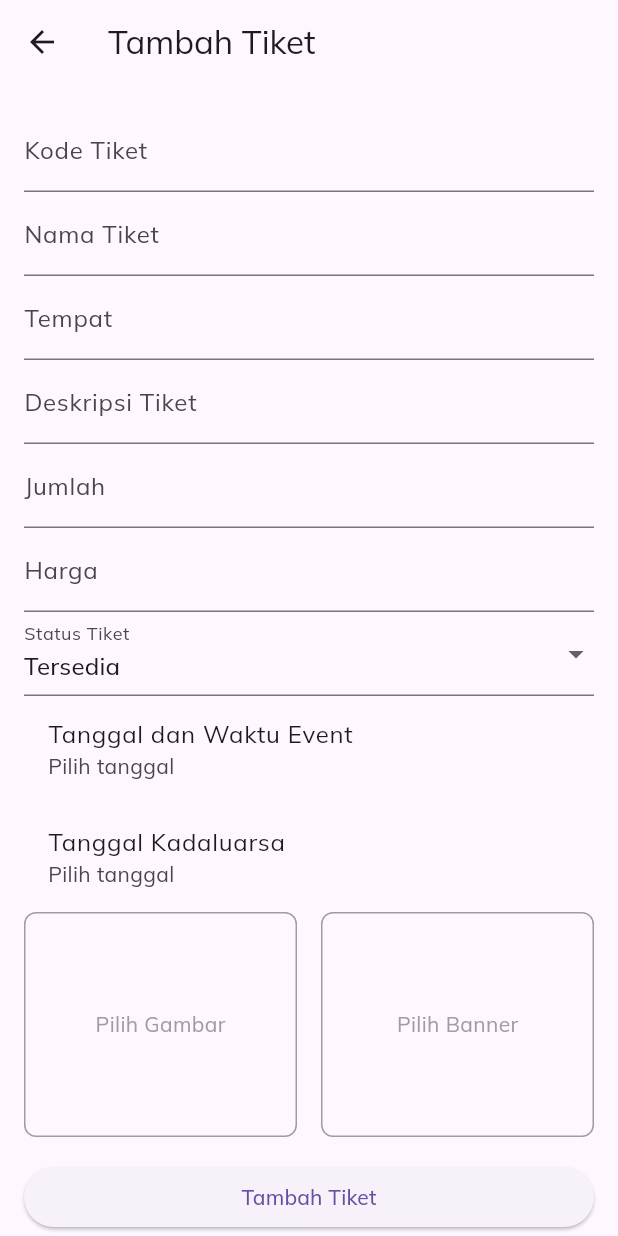
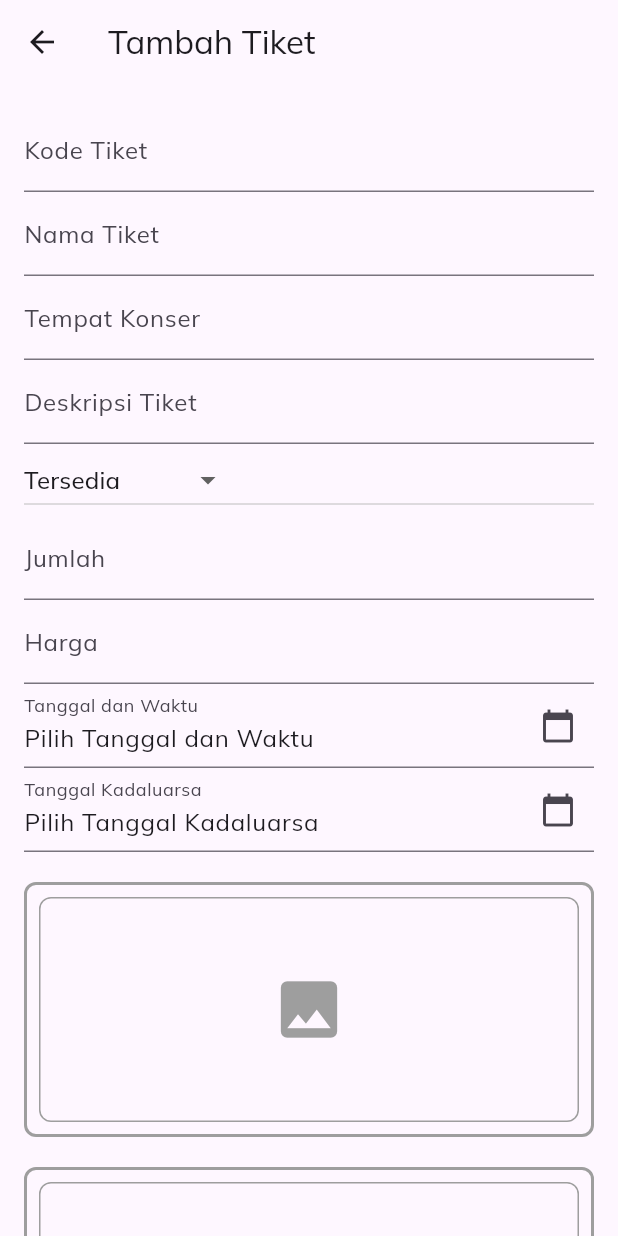
Before and after one commit to GustiSangAji/custix_flutter, a Flutter app: the add_Tiket screen opened by its route, on a phone screen of 412 x 824 dp. Run offline on Flutter 3.47's test engine with Material 3 defaults, Android fonts, the light colour scheme and no system bars; our stand-ins replace dio, fl_chart, flutter_svg, google_fonts, image_picker, lottie and 2 more; accounts and stored records are empty; network calls fail.

Commit message:
tambah tiket bisa hapus, tampilan mendingan,blum bisa submit gambar

```diff
--- a/lib/screen/add_tiket.dart
+++ b/lib/screen/add_tiket.dart
@@ -1,4 +1,5 @@
 import 'dart:io';
+import 'package:dio/dio.dart';
 import 'package:flutter/material.dart';
 import 'package:custix/api/api_service.dart';
 import 'package:custix/model/ticket_model.dart';
@@ -23,13 +24,18 @@ class _AddTiketPageState extends State<add_Tiket> {
   final TextEditingController _quantityController = TextEditingController();
   final TextEditingController _priceController = TextEditingController();
   final TextEditingController _descriptionController = TextEditingController();
+
+  // Tambahan untuk gambar dan banner
   File? _imageFile;
   File? _bannerFile;
   String? _imageUrl;
   String? _bannerUrl;
+
+  // Tambahan untuk tanggal dan waktu
   DateTime? _datetime;
   DateTime? _expiryDate;
   String? _statusTiket = 'Tersedia';
+  TimeOfDay? _timeOfDay;
 
   @override
   void initState() {
@@ -46,8 +52,10 @@ class _AddTiketPageState extends State<add_Tiket> {
 
   Future<void> _fetchTicketData(String uuid) async {
     try {
-      final response = await ApiService()
-          .fetchTicketByUuid(uuid: uuid, token: await _getToken() ?? '');
+      final response = await ApiService().fetchTicketByUuid(
+        uuid: uuid,
+        token: await _getToken() ?? '',
+      );
       final ticket = response['tiket'];
 
       setState(() {
@@ -114,6 +122,42 @@ class _AddTiketPageState extends State<add_Tiket> {
     }
   }
 
+  Future<void> _pickTime() async {
+    final pickedTime = await showTimePicker(
+      context: context,
+      initialTime: TimeOfDay.now(),
+    );
+
+    if (pickedTime != null) {
+      setState(() {
+        _timeOfDay = pickedTime;
+        if (_datetime != null) {
+          _datetime = DateTime(
+            _datetime!.year,
+            _datetime!.month,
+            _datetime!.day,
+            _timeOfDay!.hour,
+            _timeOfDay!.minute,
+          );
+        }
+      });
+    }
+  }
+
+  Future<void> _pickExpiryDate() async {
+    final DateTime? pickedDate = await showDatePicker(
+      context: context,
+      initialDate: _expiryDate ?? DateTime.now(),
+      firstDate: DateTime(2000),
+      lastDate: DateTime(2101),
+    );
+    if (pickedDate != null && pickedDate != _expiryDate) {
+      setState(() {
+        _expiryDate = pickedDate;
+      });
+    }
+  }
+
   Widget _buildImageContainer(String? url, File? file, bool isBanner) {
     return Container(
       height: 150,
@@ -126,15 +170,16 @@ class _AddTiketPageState extends State<add_Tiket> {
           : file != null
               ? Image.file(file, fit: BoxFit.cover) // Tampilkan file lokal
               : Center(
-                  child: Text(
-                    isBanner ? 'Pilih Banner' : 'Pilih Gambar',
-                    style: TextStyle(color: Colors.grey),
+                  child: Icon(
+                    isBanner ? Icons.image : Icons.photo,
+                    color: Colors.grey,
+                    size: 50,
                   ),
                 ),
     );
   }
 
-  void _submit() async {
+  Future<void> _submit() async {
     if (!_formKey.currentState!.validate()) {
       return;
     }
@@ -163,13 +208,20 @@ class _AddTiketPageState extends State<add_Tiket> {
     );
 
     try {
+      final token = await _getToken();
+      debugPrint('Token: $token'); // Tambahkan ini untuk debugging
+
+      if (token == null || token.isEmpty) {
+        throw Exception('Token is required');
+      }
+
       if (widget.selectedId == null) {
-        await ApiService().createTicket(ticketData.toJson());
+        await ApiService().createTicket(ticketData.toJson(), token: token);
       } else {
-        final token = await _getToken();
         await ApiService().updateTicket(widget.selectedId!, ticketData.toJson(),
             token: token);
       }
+
       ScaffoldMessenger.of(context).showSnackBar(
         SnackBar(content: Text('Tiket berhasil disimpan')),
       );
@@ -216,19 +268,19 @@ class _AddTiketPageState extends State<add_Tiket> {
               },
             ),
 
-            // Input Tempat
+            // Input Tempat Konser
             TextFormField(
               controller: _placeController,
-              decoration: InputDecoration(labelText: 'Tempat'),
+              decoration: InputDecoration(labelText: 'Tempat Konser'),
               validator: (value) {
                 if (value == null || value.isEmpty) {
-                  return 'Tempat wajib diisi';
+                  return 'Tempat Konser wajib diisi';
                 }
                 return null;
               },
             ),
 
-            // Input Deskripsi
+            // Input Deskripsi Tiket
             TextFormField(
               controller: _descriptionController,
               decoration: InputDecoration(labelText: 'Deskripsi Tiket'),
@@ -240,7 +292,22 @@ class _AddTiketPageState extends State<add_Tiket> {
               },
             ),
 
-            // Input Jumlah
+            DropdownButton<String>(
+              value: _statusTiket,
+              items: <String>['Tersedia', 'Tidak Tersedia']
+                  .map((e) => DropdownMenuItem<String>(
+                        value: e,
+                        child: Text(e),
+                      ))
+                  .toList(),
+              onChanged: (value) {
+                setState(() {
+                  _statusTiket = value;
+                });
+              },
+            ),
+            // Input Harga
+            // Jumlah Tiket
             TextFormField(
               controller: _quantityController,
               decoration: InputDecoration(labelText: 'Jumlah'),
@@ -252,8 +319,6 @@ class _AddTiketPageState extends State<add_Tiket> {
                 return null;
               },
             ),
-
-            // Input Harga
             TextFormField(
               controller: _priceController,
               decoration: InputDecoration(labelText: 'Harga'),
@@ -266,68 +331,83 @@ class _AddTiketPageState extends State<add_Tiket> {
               },
             ),
 
-            // Dropdown Status Tiket
-            DropdownButtonFormField<String>(
-              value: _statusTiket,
-              decoration: InputDecoration(labelText: 'Status Tiket'),
-              items: ['Tersedia', 'Tidak Tersedia'].map((status) {
-                return DropdownMenuItem(
-                  value: status,
-                  child: Text(status),
-                );
-              }).toList(),
-              onChanged: (value) {
-                setState(() {
-                  _statusTiket = value;
-                });
+            // Input Tanggal dan Waktu
+            TextFormField(
+              controller: TextEditingController(
+                text: _datetime == null
+                    ? 'Pilih Tanggal dan Waktu'
+                    : '${DateFormat('dd MMM yyyy').format(_datetime!)} - ${_timeOfDay?.format(context)}',
+              ),
+              decoration: InputDecoration(
+                labelText: 'Tanggal dan Waktu',
+                suffixIcon:
+                    Icon(Icons.calendar_today), // Pindahkan ikon ke kanan
+              ),
+              readOnly: true, // Membuat field hanya bisa dibaca
+              onTap: () async {
+                // Tanggal dan Waktu dipilih bersama-sama
+                await _pickDate(); // Ambil tanggal
+                await _pickTime(); // Ambil waktu
+                setState(() {}); // Memperbarui tampilan setelah memilih
               },
-              validator: (value) {
-                if (value == null || value.isEmpty) {
-                  return 'Status wajib diisi';
-                }
-                return null;
+            ),
+// Input Tanggal Kadaluarsa
+            TextFormField(
+              controller: TextEditingController(
+                text: _expiryDate == null
+                    ? 'Pilih Tanggal Kadaluarsa'
+                    : DateFormat('dd MMM yyyy').format(_expiryDate!),
+              ),
+              decoration: InputDecoration(
+                labelText: 'Tanggal Kadaluarsa',
+                suffixIcon:
+                    Icon(Icons.calendar_today), // Pindahkan ikon ke kanan
+              ),
+              readOnly: true, // Membuat field hanya bisa dibaca
+              onTap: () async {
+                // Pilih tanggal kadaluarsa
+                await _pickExpiryDate();
+                setState(() {}); // Memperbarui tampilan setelah memilih
               },
             ),
 
-            // Pilih Tanggal Event
-            ListTile(
-              title: Text('Tanggal dan Waktu Event'),
-              subtitle: Text(_datetime == null
-                  ? 'Pilih tanggal'
-                  : '${_datetime!.toLocal()}'.split(' ')[0]),
-              onTap: () => _pickDate(),
-            ),
-
-            // Pilih Tanggal Kadaluarsa
-            ListTile(
-              title: Text('Tanggal Kadaluarsa'),
-              subtitle: Text(_expiryDate == null
-                  ? 'Pilih tanggal'
-                  : '${_expiryDate!.toLocal()}'.split(' ')[0]),
-              onTap: () => _pickDate(isExpiryDate: true),
-            ),
+// Memberi jarak antar elemen
+            SizedBox(height: 20), // Anda bisa menyesuaikan jaraknya
 
 // Gambar Tiket dan Banner
-            Row(
-              children: [
-                Expanded(
-                  child: GestureDetector(
+            GestureDetector(
               onTap: () => _pickImage(false),
+              child: Container(
+                padding: EdgeInsets.all(8), // Memberi jarak di dalam border
+                decoration: BoxDecoration(
+                  border: Border.all(
+                      color: Colors.grey, width: 2), // Memberi border
+                  borderRadius: BorderRadius.circular(
+                      8), // Membuat sudut border melengkung
+                ),
                 child: _buildImageContainer(_imageUrl, _imageFile, false),
               ),
             ),
-                SizedBox(width: 16),
-                Expanded(
-                  child: GestureDetector(
+
+            SizedBox(height: 20), // Memberi jarak antar gambar tiket dan banner
+            GestureDetector(
               onTap: () => _pickImage(true),
+              child: Container(
+                padding: EdgeInsets.all(8), // Memberi jarak di dalam border
+                decoration: BoxDecoration(
+                  border: Border.all(
+                      color: Colors.grey, width: 2), // Memberi border
+                  borderRadius: BorderRadius.circular(
+                      8), // Membuat sudut border melengkung
+                ),
                 child: _buildImageContainer(_bannerUrl, _bannerFile, true),
               ),
             ),
-              ],
-            ),
 
-            // Tombol Simpan
-            SizedBox(height: 16),
+            // Status Tiket
+
+            // Tombol Submit
+            SizedBox(height: 20),
             ElevatedButton(
               onPressed: _submit,
               child: Text(widget.selectedId == null
--- a/pubspec.yaml
+++ b/pubspec.yaml
@@ -44,6 +44,7 @@ dependencies:
   google_fonts: ^6.2.1
   intl: ^0.19.0
   pinput: ^5.0.0
+  dio: ^5.0.0
 
   # The following adds the Cupertino Icons font to your application.
   # Use with the CupertinoIcons class for iOS style icons.
```
Also changed, not shown: lib/api/api_service.dart (+40 -100 lines), lib/screen/ticket_list.dart (+44 -3 lines), pubspec.lock. Lines whose indentation alone changed are shown as unchanged.
